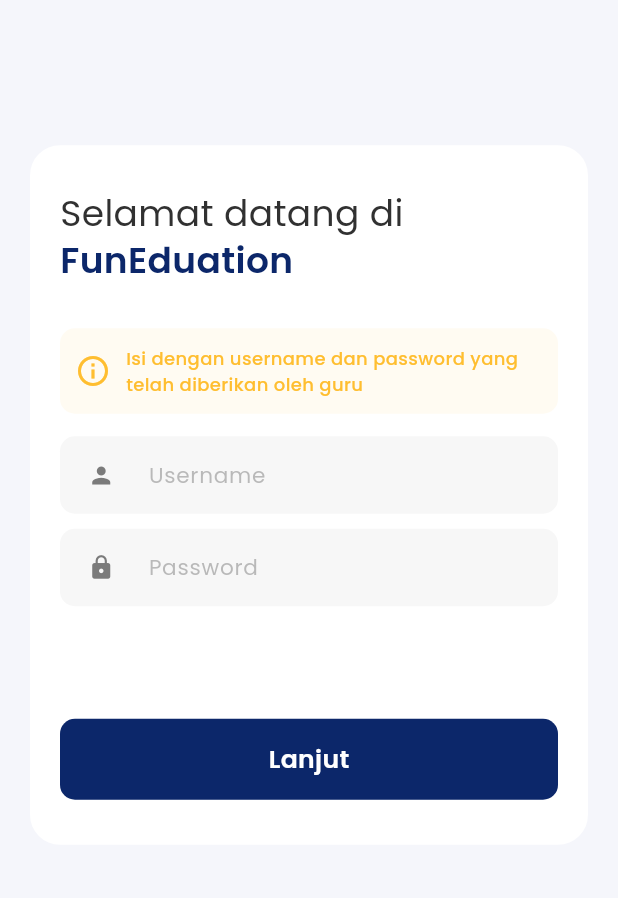
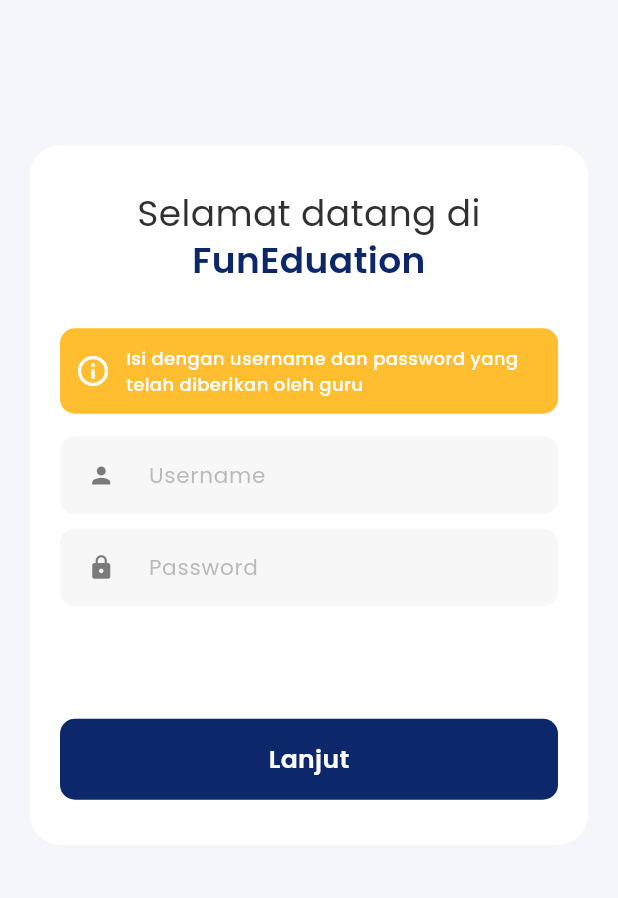
Before and after one commit to Ratih-Shinta/Fun-Education-App, a Flutter app: the screen it shows after launch, on a phone screen of 412 x 824 dp, the part 123-1021 px from its top. Run offline on Flutter 3.47's test engine with Material 3 defaults, Android fonts, the phone set to English and light mode, and no system bars; drawn by our look-alikes of auto_size_text; our stand-ins replace flutter_svg, get, google_fonts.

Commit message:
style [RS] : change update login ui

```diff
--- a/lib/app/pages/login-page/login_page_view.dart
+++ b/lib/app/pages/login-page/login_page_view.dart
@@ -39,10 +39,11 @@
                     borderRadius: BorderRadius.circular(20),
                   ),
                   child: Column(
-                    crossAxisAlignment: CrossAxisAlignment.start,
+                    crossAxisAlignment: CrossAxisAlignment.center,
                     mainAxisSize: MainAxisSize.min,
                     children: [
                       AutoSizeText.rich(
+                        textAlign: TextAlign.center,
                         TextSpan(
                           text: 'Selamat datang di\n',
                           style: tsTitleMediumRegular(blackColor).copyWith(
@@ -56,7 +57,6 @@
                           ],
                         ),
                         maxLines: 2,
-                        group: AutoSizeGroup(),
                       ),
                       SizedBox(height: 30),
                       Container(
@@ -64,20 +64,20 @@
                             vertical: 11.5, horizontal: 10),
                         decoration: BoxDecoration(
                           borderRadius: BorderRadius.circular(10),
-                          color: opacityWarningColor,
+                          color: warningColor,
                         ),
                         child: Row(
                           children: [
                             Icon(
                               Icons.info_outline,
-                              color: warningColor,
+                              color: whiteColor,
                             ),
                             SizedBox(width: 10),
                             Flexible(
                               child: AutoSizeText(
                                 "Isi dengan username dan password yang telah diberikan oleh guru",
                                 maxLines: 2,
-                                style: tsLabelLargeMedium(warningColor),
+                                style: tsLabelLargeMedium(whiteColor),
                               ),
                             ),
                           ],
--- a/lib/common/helper/themes.dart
+++ b/lib/common/helper/themes.dart
@@ -10,7 +10,6 @@
 const Color greyColor = Color(0xFF7B7B7B);
 const Color warningColor = Color(0xFFFFBE30);
 const Color opacityPrimaryColor = Color(0x20EF564B);
-const Color opacityWarningColor = Color(0x10FFBE30);
 const Color opacityGreyColor = Color(0x107B7B7B);
 
 //BOX SHADOW
```
